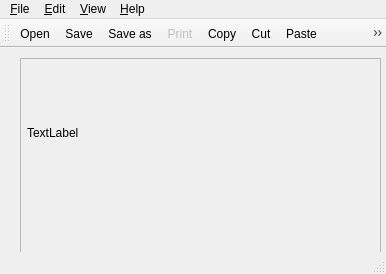
This is imageviewer.ui in khashab00/ImageEditor as Qt 5 draws it before an edit. The edited form follows.
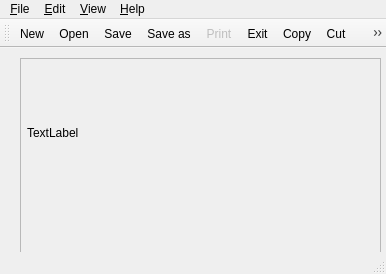
This is the edited form. Icons and pictures are not drawn.

What changed in the file:
```diff
--- a/imageviewer.ui
+++ b/imageviewer.ui
@@ -125,13 +125,16 @@
    <attribute name="toolBarBreak">
     <bool>false</bool>
    </attribute>
+   <addaction name="action_New"/>
    <addaction name="action_Open"/>
    <addaction name="action_Save"/>
    <addaction name="action_Save_as"/>
    <addaction name="action_Print"/>
+    <addaction name="action_Exit"/>
    <addaction name="action_Copy"/>
    <addaction name="action_Cut"/>
    <addaction name="action_Paste"/>
+    <addaction name="action_Zoom_100"/>
    <addaction name="action_Zoom_in"/>
    <addaction name="action_Zoom_out"/>
   </widget>
```
Left out of the diff: 16 changed lines with no effect on the pictures. Lines whose indentation alone changed are shown as unchanged.
